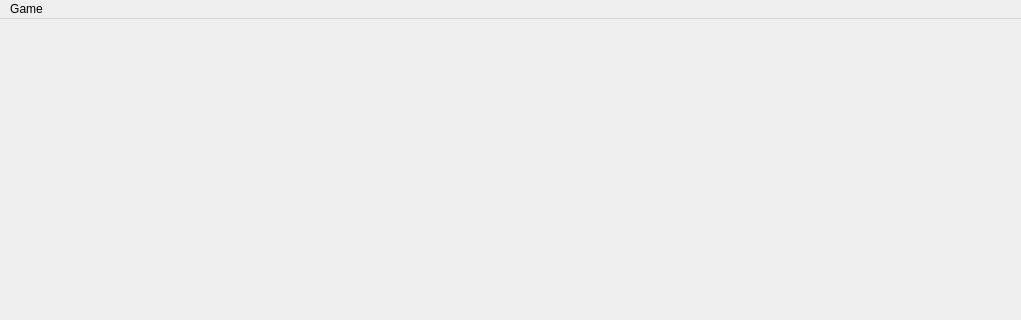
Old version of the form inc/Abdulla/mainwindow.ui in the repository Preston404/SpinOff; both pictures show x 0 to 1021 and y 0 to 320 of the 1021 by 576 pixel window.
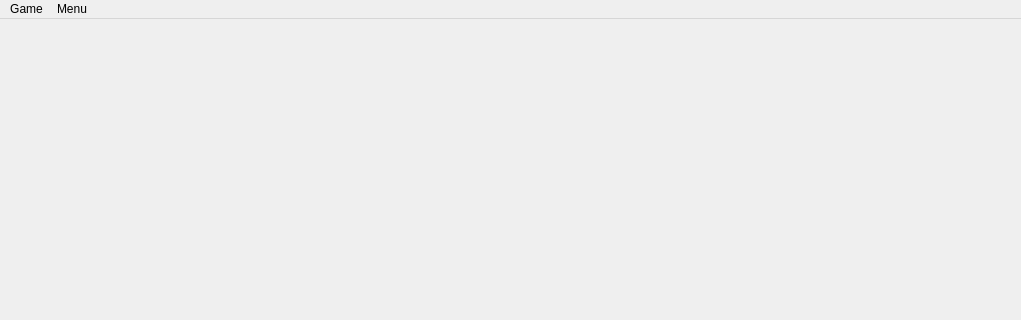
New version of the form.

```diff
--- a/inc/Abdulla/mainwindow.ui
+++ b/inc/Abdulla/mainwindow.ui
@@ -47,7 +47,7 @@
      <x>0</x>
      <y>0</y>
      <width>1021</width>
-     <height>21</height>
+     <height>22</height>
     </rect>
    </property>
    <widget class="QMenu" name="menuGame">
@@ -59,7 +59,16 @@
     <addaction name="separator"/>
     <addaction name="actionNew_Game"/>
    </widget>
+   <widget class="QMenu" name="menuMenu">
+    <property name="title">
+     <string>Menu</string>
+    </property>
+    <addaction name="actionHelp"/>
+    <addaction name="actionManual"/>
+    <addaction name="actionScore"/>
+   </widget>
    <addaction name="menuGame"/>
+   <addaction name="menuMenu"/>
   </widget>
   <action name="action_New_Player">
    <property name="text">
```
Left out of the diff: 15 changed lines with no effect on the pictures.
